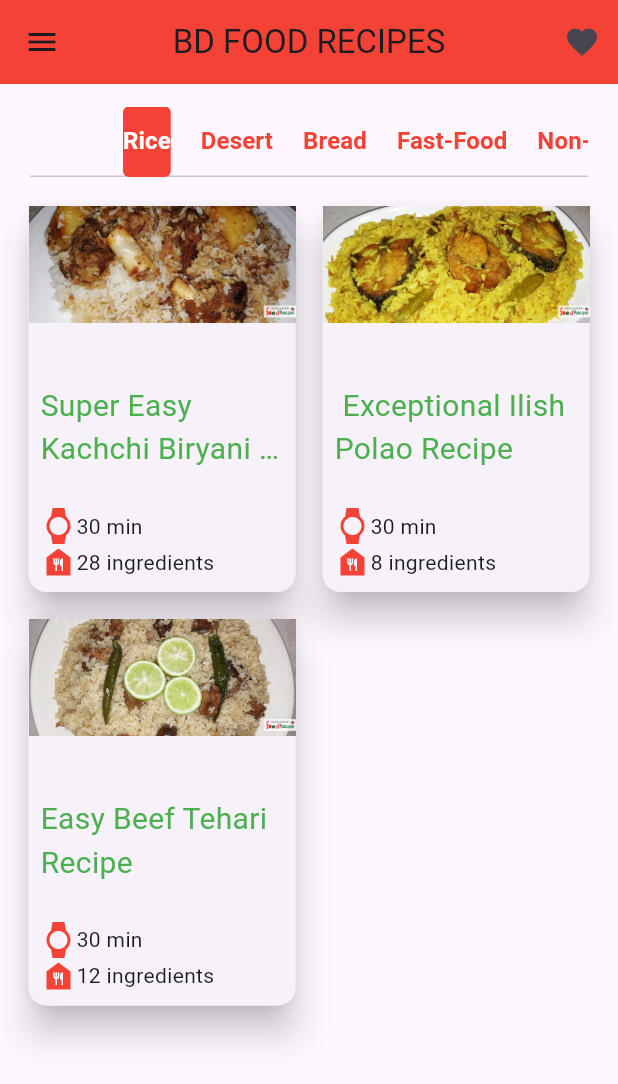
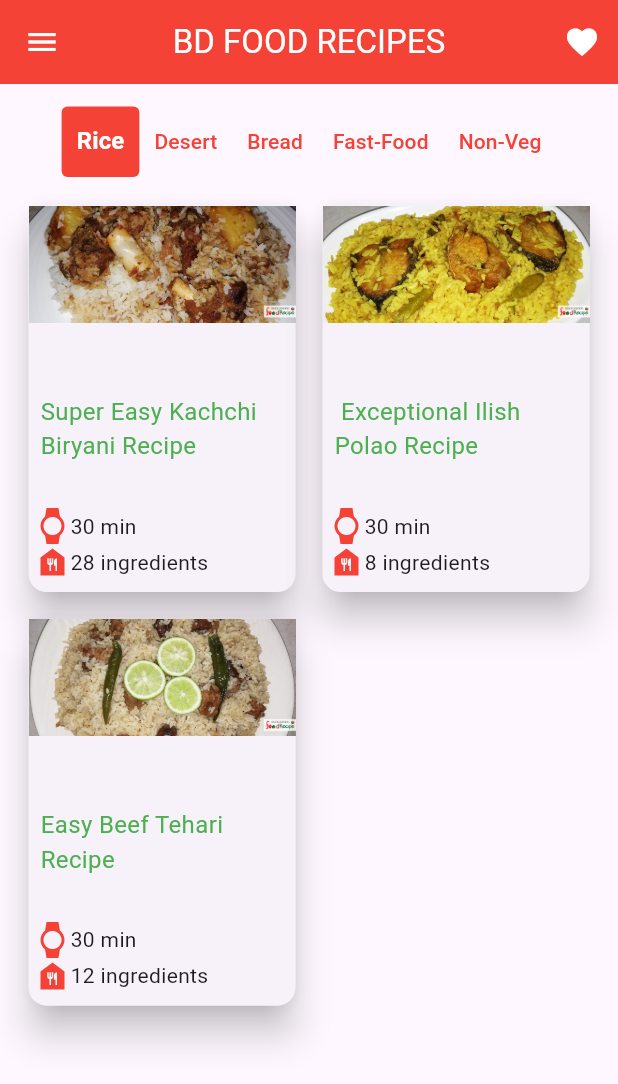
Before and after one commit to jpmehedi/bdfoodrecepie, a Flutter app: the screen it shows after launch, on a phone screen of 412 x 824 dp. Shown: the top 1084 px of the screen. Run offline on Flutter 3.47's test engine with Material 3 defaults, Android fonts, the phone set to English and light mode, and no system bars; our stand-ins replace fluttertoast, share, sqflite, webview_flutter; accounts and stored records are empty; Roboto replaces fonts that are missing (Gilroy).

Commit message:
First release

```diff
--- a/lib/main.dart
+++ b/lib/main.dart
@@ -19,7 +19,7 @@ class MyApp extends StatelessWidget {
   Widget build(BuildContext context) {
     return MaterialApp(
       debugShowCheckedModeBanner: false,
-      title: 'Foodie',
+      title: 'রান্নাঘর',
       theme: ThemeData(
         primarySwatch: Colors.blue,
       ),
--- a/lib/screen/about_us/about_us.dart
+++ b/lib/screen/about_us/about_us.dart
@@ -8,8 +8,9 @@ class AboutUs extends StatelessWidget {
   Widget build(BuildContext context) {
     return Scaffold(
       appBar: AppBar(
+        iconTheme: IconThemeData(color: Colors.white),
         backgroundColor: Colors.red,
-        title: Text("About us"),
+        title: Text("About us", style: TextStyle(color: Colors.white),),
       ),
       body: SingleChildScrollView(
         child: Padding(
--- a/lib/screen/cooked.dart
+++ b/lib/screen/cooked.dart
@@ -33,7 +33,8 @@ class _CookedState extends State<Cooked> {
   Widget build(BuildContext context) {
     return Scaffold(
       appBar: AppBar(
-        title: Text("Cooked"),
+        iconTheme: IconThemeData(color: Colors.white),
+        title: Text("Cooked", style: TextStyle(color: Colors.white),),
         backgroundColor: Colors.red,
       ),
       body: Container(
@@ -43,7 +44,7 @@ class _CookedState extends State<Cooked> {
           builder: (BuildContext context,
               AsyncSnapshot<List<RecipeModel>> snapshot) {
             if (!snapshot.hasData) {
-              return Text("Loading......");
+              return Center(child: Text("Loading......"));
             }
             return isLoading
                 ? CircularProgressIndicator()
--- a/lib/screen/favorite.dart
+++ b/lib/screen/favorite.dart
@@ -33,7 +33,8 @@ class _FavoriteState extends State<Favorite> {
   Widget build(BuildContext context) {
     return Scaffold(
       appBar: AppBar(
-        title: Text("Favorite"),
+        iconTheme: IconThemeData(color: Colors.white),
+        title: Text("Favorite", style: TextStyle(color: Colors.white),),
         backgroundColor: Colors.red,
       ),
       body: Container(
--- a/lib/screen/home/home.dart
+++ b/lib/screen/home/home.dart
@@ -22,15 +22,19 @@ class HomeScreen extends StatefulWidget {
 }
 
 class _HomeScreenState extends State<HomeScreen> {
+ List items = ["Rice", "Desert", "Bread", "FastFood", "NonVeg1","Desert2", "Bread3", "FastFood4"];
+ List gridColors = [Colors.pink, Colors.red, Colors.yellow, Colors.purple, Colors.green, Colors.blue, Colors.orange, Colors.cyanAccent];
   @override
   Widget build(BuildContext context) {
     return DefaultTabController(
       length: 5,
       child: Scaffold(
         appBar: AppBar(
+
           backgroundColor: Colors.red,
           centerTitle: true,
-          title: Text("Bd Food Recipes".toUpperCase()),
+          iconTheme: IconThemeData(color: Colors.white),
+          title: Text("bd food recipes".toUpperCase(), style: TextStyle(color: Colors.white),),
           actions: [
             IconButton(
               onPressed: () {
@@ -40,6 +44,7 @@ class _HomeScreenState extends State<HomeScreen> {
             )
           ],
         ),
+
         drawer: Drawer(
           child: Container(
             color: Colors.black87,
@@ -160,6 +165,7 @@ class _HomeScreenState extends State<HomeScreen> {
             ),
           ),
         ),
+
         body: Column(
           children: [
             SizedBox(
@@ -168,10 +174,17 @@ class _HomeScreenState extends State<HomeScreen> {
             Padding(
               padding: const EdgeInsets.symmetric(horizontal: 20),
               child: TabBar(
+                tabAlignment: TabAlignment.start,
                   isScrollable: true,
                   labelPadding: EdgeInsets.symmetric(horizontal: 10),
                   indicatorWeight: 1.0,
+                  indicatorSize: TabBarIndicatorSize.tab,
                   indicatorColor: Colors.orange,
+                  dividerColor: Colors.white,
+                  dividerHeight: 0,
+                  unselectedLabelStyle: TextStyle(
+                    color: Colors.green,
+                  ),
                   labelStyle: TextStyle(
                       fontSize: 16,
                       fontWeight: FontWeight.w600,
@@ -180,12 +193,10 @@ class _HomeScreenState extends State<HomeScreen> {
                   labelColor: Colors.white,
                   indicator: BoxDecoration(
                       color: Colors.red,
-                      borderRadius: BorderRadius.circular(4.0)),
+                      borderRadius: BorderRadius.circular(4.0),
+                  ),
                   tabs: [
-                    Tab(
-                        child: Text(
-                      "Rice",
-                    )),
+                    Tab(child: Text("Rice",)),
                     Tab(child: Text("Desert")),
                     Tab(child: Text("Bread")),
                     Tab(child: Text("Fast-Food")),
@@ -197,8 +208,8 @@ class _HomeScreenState extends State<HomeScreen> {
                   children: [Rice(), Desert(), Bread(), FastFood(), NonVeg()]),
             )
           ],
-        ),
       ),
+      )
     );
   }
 }
--- a/lib/screen/tips/tips.dart
+++ b/lib/screen/tips/tips.dart
@@ -8,8 +8,9 @@ class CookingTips extends StatelessWidget {
   Widget build(BuildContext context) {
     return Scaffold(
       appBar: AppBar(
+        iconTheme: IconThemeData(color: Colors.white),
         backgroundColor: Colors.red,
-        title: Text("Cooking Tips"),
+        title: Text("Cooking Tips", style: TextStyle(color: Colors.white),),
       ),
       body: SingleChildScrollView(
         child: Padding(
--- a/lib/widget/custom_grid_tile.dart
+++ b/lib/widget/custom_grid_tile.dart
@@ -25,14 +25,14 @@ class CustomGridTile extends StatelessWidget {
           mainAxisAlignment: MainAxisAlignment.spaceBetween,
           children: [
             Image.asset("$imageUrl"),
-            SizedBox(height: 8,),
+            SizedBox(height: 4,),
             Padding(
               padding: const EdgeInsets.symmetric(horizontal: 8),
               child: Text(
                 "$title",
                 style: TextStyle(
                   color: Colors.green,
-                  fontSize: 20
+                  fontSize: 16
                 ),
                 maxLines: 2,
                 overflow: TextOverflow.ellipsis,
@@ -40,9 +40,10 @@ class CustomGridTile extends StatelessWidget {
             ),
 
             Padding(
-              padding: const EdgeInsets.all(8),
+              padding: const EdgeInsets.symmetric(vertical: 8, horizontal: 4),
               child: Column(
                 mainAxisAlignment: MainAxisAlignment.spaceBetween,
+                crossAxisAlignment: CrossAxisAlignment.start,
                 children: [
                   Row(
                     children: [
--- a/pubspec.yaml
+++ b/pubspec.yaml
@@ -16,7 +16,7 @@ publish_to: 'none' # Remove this line if you wish to publish to pub.dev
 # https://developer.apple.com/library/archive/documentation/General/Reference/InfoPlistKeyReference/Articles/CoreFoundationKeys.html
 # In Windows, build-name is used as the major, minor, and patch parts
 # of the product and file versions while build-number is used as the build suffix.
-version: 1.0.0+1
+version: 1.0.0+3
 
 environment:
   sdk: '>=3.0.6 <4.0.0'
@@ -37,6 +37,7 @@ dependencies:
   sqflite: ^2.0.1
   path_provider: ^2.0.8
   url_launcher: ^6.0.18
+  fluttertoast: ^8.2.4
   # The following adds the Cupertino Icons font to your application.
   # Use with the CupertinoIcons class for iOS style icons.
   cupertino_icons: ^1.0.2
```
Also changed, not shown: lib/db/db_helper.dart (+24 -5 lines), lib/screen/details/detail.dart (+16 -12 lines), pubspec.lock, 8 other files.
